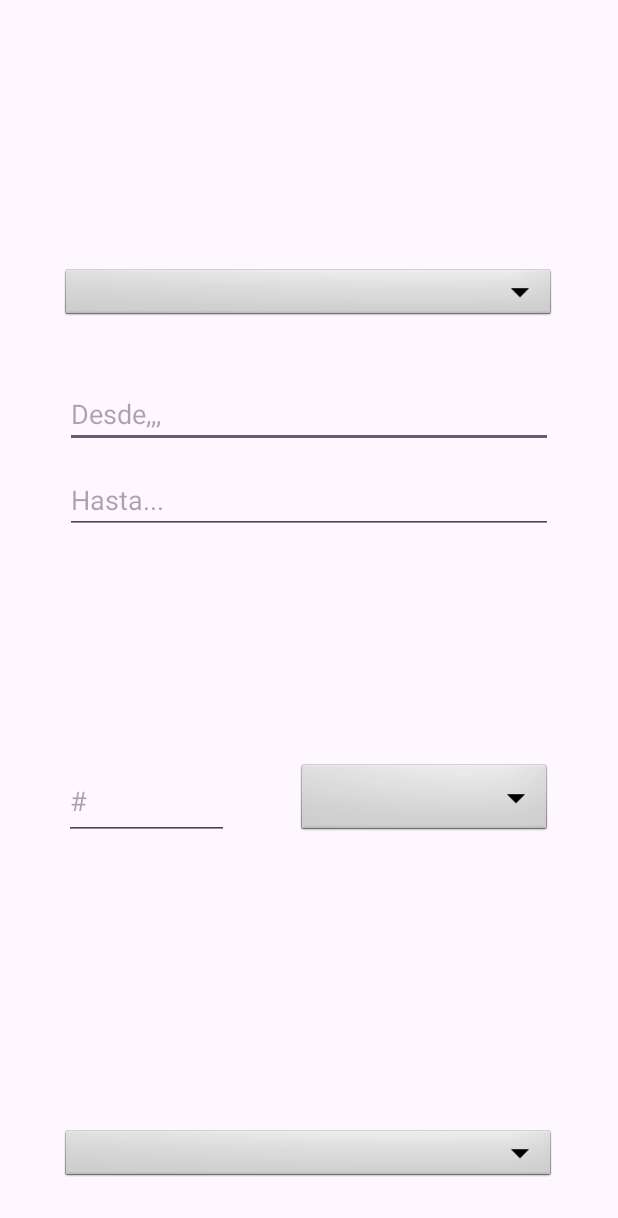
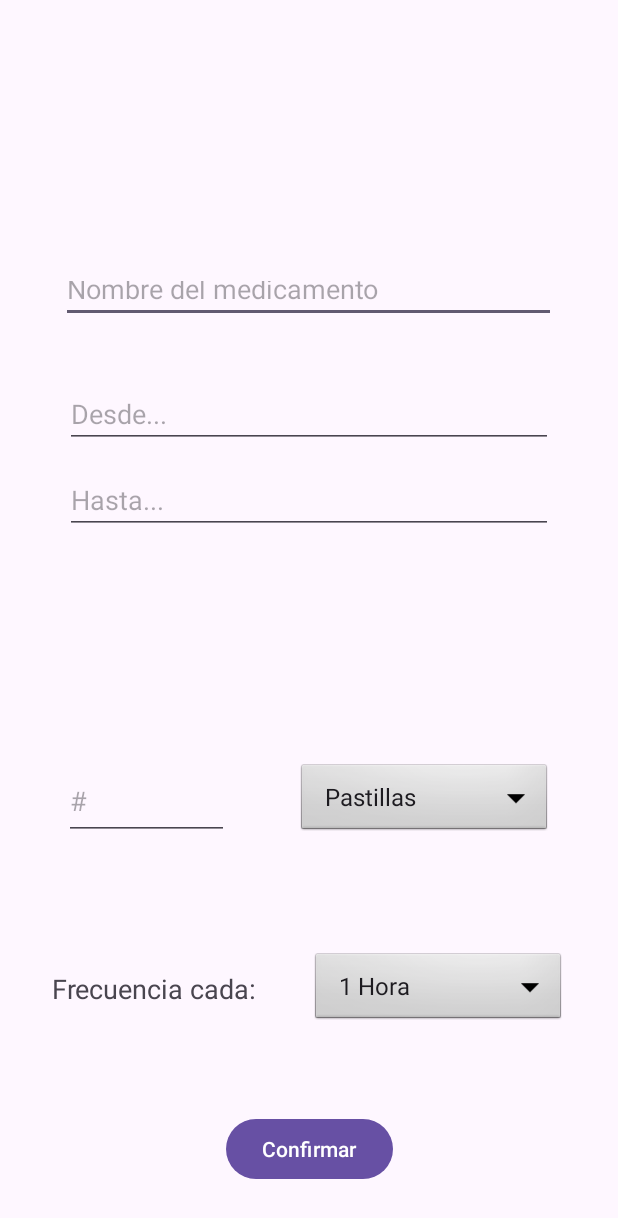
Before and after one commit to Rudexx/FrontEnd_MiSalud, an Android app: the CreateReminder screen opened directly, with no data from a screen before it, on a phone screen of 412 x 824 dp. Shown: the top 1218 px of the screen. Run offline under Robolectric (Android 15) with nearby library versions, the phone set to English and light mode, and no system bars.

Commit message:
Actualización de CreateReminder y su layout XML

```diff
--- a/app/src/main/java/com/example/unbosque/CreateReminder.java
+++ b/app/src/main/java/com/example/unbosque/CreateReminder.java
@@ -1,16 +1,119 @@
 package com.example.unbosque;
-
+import java.util.Calendar;
+import android.app.DatePickerDialog;
+import android.view.View;
+import android.widget.DatePicker;
+import android.widget.EditText;
 import androidx.appcompat.app.AppCompatActivity;
-
+import android.widget.ArrayAdapter;
+import android.widget.Spinner;
+import android.app.AlertDialog;
+import android.content.DialogInterface;
+import android.widget.Button;
+import android.content.Intent;
 import android.os.Bundle;
-
 import com.example.helloworld.R;
 
 public class CreateReminder extends AppCompatActivity {
 
+    private EditText fromDate;
+    private EditText toDate;
     @Override
     protected void onCreate(Bundle savedInstanceState) {
         super.onCreate(savedInstanceState);
         setContentView(R.layout.create_reminder_layout);
+
+        // Inicializa el Spinner
+        Spinner medicineTypeSpinner = findViewById(R.id.medicine_name5);
+
+        // Opciones para el spinner
+        String[] options = {"Pastillas", "Cucharadas", "Inyecciones"};
+
+        // Crea un ArrayAdapter usando el arreglo de opciones y un layout predeterminado para el spinner
+        ArrayAdapter<String> adapter = new ArrayAdapter<>(this, android.R.layout.simple_spinner_item, options);
+
+        // Especifica el layout a usar cuando la lista de opciones aparece
+        adapter.setDropDownViewResource(android.R.layout.simple_spinner_dropdown_item);
+
+        // Aplica el adaptador al spinner
+        medicineTypeSpinner.setAdapter(adapter);
+
+        // Inicializa el Spinner para "Cada"
+        Spinner spinnerCada = findViewById(R.id.spinner_cada);
+
+        // Opciones para el spinner "Cada"
+        String[] horasOptions = new String[24];
+        for (int i = 1; i <= horasOptions.length; i++) {
+            horasOptions[i - 1] = i + " Hora" + (i == 1 ? "" : "s");
+        }
+
+        // Crea un ArrayAdapter para "Cada"
+        ArrayAdapter<String> horasAdapter = new ArrayAdapter<>(this, android.R.layout.simple_spinner_item, horasOptions);
+        horasAdapter.setDropDownViewResource(android.R.layout.simple_spinner_dropdown_item);
+        spinnerCada.setAdapter(horasAdapter);
+
+        fromDate = findViewById(R.id.from_date);
+        toDate = findViewById(R.id.to_date);
+
+        fromDate.setOnClickListener(new View.OnClickListener() {
+            @Override
+            public void onClick(View view) {
+                showDatePickerDialog(fromDate);
+            }
+        });
+
+        // Botón Confirmar
+        Button confirmButton = findViewById(R.id.confirm_button);
+        confirmButton.setOnClickListener(new View.OnClickListener() {
+            @Override
+            public void onClick(View view) {
+                // Crear y mostrar el AlertDialog
+                AlertDialog.Builder builder = new AlertDialog.Builder(CreateReminder.this);
+                builder.setTitle("Confirmación");
+                builder.setMessage("Recordatorio creado con éxito.");
+
+                // Define el botón de OK y su acción
+                builder.setPositiveButton("OK", new DialogInterface.OnClickListener() {
+                    public void onClick(DialogInterface dialog, int id) {
+                        // Usuario hizo clic en OK, iniciar MainActivity
+                        Intent intent = new Intent(CreateReminder.this, Main.class);
+                        // Asegurarse de que la actividad se inicie como una nueva tarea
+                        intent.addFlags(Intent.FLAG_ACTIVITY_CLEAR_TOP | Intent.FLAG_ACTIVITY_NEW_TASK);
+                        startActivity(intent);
+                        finish(); // Llamar a finish para asegurar que esta actividad se cierre
+                    }
+                });
+
+                // Crear y mostrar el diálogo
+                AlertDialog dialog = builder.create();
+                dialog.show();
+            }
+        });
+
+        toDate.setOnClickListener(new View.OnClickListener() {
+            @Override
+            public void onClick(View view) {
+                showDatePickerDialog(toDate);
+            }
+        });
+    }
+
+    private void showDatePickerDialog(final EditText dateField) {
+        Calendar cal = Calendar.getInstance();
+        int year = cal.get(Calendar.YEAR);
+        int month = cal.get(Calendar.MONTH);
+        int day = cal.get(Calendar.DAY_OF_MONTH);
+
+        DatePickerDialog datePickerDialog = new DatePickerDialog(
+                CreateReminder.this,
+                new DatePickerDialog.OnDateSetListener() {
+                    @Override
+                    public void onDateSet(DatePicker view, int year, int month, int dayOfMonth) {
+                        // +1 because January is zero
+                        String selectedDate = dayOfMonth + "/" + (month + 1) + "/" + year;
+                        dateField.setText(selectedDate);
+                    }
+                }, year, month, day);
+        datePickerDialog.show();
     }
 }
--- a/app/src/main/res/layout/create_reminder_layout.xml
+++ b/app/src/main/res/layout/create_reminder_layout.xml
@@ -6,25 +6,11 @@
     android:layout_height="match_parent"
     tools:context="com.example.unbosque.CreateReminder">
 
-    <Spinner
-        android:id="@+id/medicine_name5"
-        android:layout_width="170dp"
-        android:layout_height="51dp"
-        android:background="@android:drawable/btn_dropdown"
-        android:spinnerMode="dropdown"
-        app:layout_constraintBottom_toBottomOf="parent"
-        app:layout_constraintEnd_toEndOf="parent"
-        app:layout_constraintHorizontal_bias="0.817"
-        app:layout_constraintStart_toStartOf="parent"
-        app:layout_constraintTop_toTopOf="parent"
-        app:layout_constraintVertical_bias="0.657" />
-
-    <Spinner
+    <EditText
         android:id="@+id/medicine_name"
         android:layout_width="330dp"
         android:layout_height="38dp"
-        android:background="@android:drawable/btn_dropdown"
-        android:spinnerMode="dropdown"
+        android:hint="Nombre del medicamento"
         app:layout_constraintBottom_toTopOf="@+id/from_date"
         app:layout_constraintEnd_toEndOf="parent"
         app:layout_constraintHorizontal_bias="0.493"
@@ -37,8 +23,9 @@
         android:layout_width="325dp"
         android:layout_height="41dp"
         android:layout_marginBottom="16dp"
+	android:focusable="false"
         android:ems="10"
-        android:hint="Desde,,,"
+        android:hint="Desde..."
         android:inputType="date"
         app:layout_constraintBottom_toTopOf="@+id/to_date"
         app:layout_constraintEnd_toEndOf="parent"
@@ -47,6 +34,7 @@
     <EditText
         android:id="@+id/to_date"
         android:layout_width="325dp"
+	android:focusable="false"
         android:layout_height="41dp"
         android:layout_marginBottom="468dp"
         android:ems="10"
@@ -71,14 +59,50 @@
         app:layout_constraintVertical_bias="0.658" />
 
     <Spinner
-        android:id="@+id/medicine_name4"
-        android:layout_width="330dp"
-        android:layout_height="38dp"
+        android:id="@+id/medicine_name5"
+        android:layout_width="170dp"
+        android:layout_height="51dp"
         android:background="@android:drawable/btn_dropdown"
         android:spinnerMode="dropdown"
         app:layout_constraintBottom_toBottomOf="parent"
         app:layout_constraintEnd_toEndOf="parent"
-        app:layout_constraintHorizontal_bias="0.493"
+        app:layout_constraintHorizontal_bias="0.817"
+        app:layout_constraintStart_toStartOf="parent"
+        app:layout_constraintTop_toTopOf="parent"
+        app:layout_constraintVertical_bias="0.657" />
+
+    <TextView
+    android:id="@+id/label_cada"
+    android:layout_width="wrap_content"
+    android:layout_height="wrap_content"
+    android:text="Frecuencia cada:"
+    android:textSize="18sp"
+    app:layout_constraintBottom_toBottomOf="@+id/spinner_cada"
+    app:layout_constraintEnd_toStartOf="@+id/spinner_cada"
+    app:layout_constraintStart_toStartOf="parent"
+    app:layout_constraintTop_toTopOf="@+id/spinner_cada"
+    android:layout_marginEnd="1dp"/>
+
+<Spinner
+    android:id="@+id/spinner_cada"
+    android:layout_width="170dp"
+    android:layout_height="51dp"
+    android:background="@android:drawable/btn_dropdown"
+    android:spinnerMode="dropdown"
+    app:layout_constraintStart_toEndOf="@+id/label_cada"
+    app:layout_constraintEnd_toEndOf="parent"
+    app:layout_constraintTop_toBottomOf="@+id/editTextNumber"
+    app:layout_constraintBottom_toTopOf="@+id/confirm_button"
+    app:layout_constraintHorizontal_bias="0.817"
+    android:layout_marginTop="16dp"/>
+
+    <Button
+        android:id="@+id/confirm_button"
+        android:layout_width="wrap_content"
+        android:layout_height="wrap_content"
+        android:text="Confirmar"
+        app:layout_constraintBottom_toBottomOf="parent"
+        app:layout_constraintEnd_toEndOf="parent"
         app:layout_constraintStart_toStartOf="parent"
         app:layout_constraintTop_toTopOf="parent"
         app:layout_constraintVertical_bias="0.956" />
```
